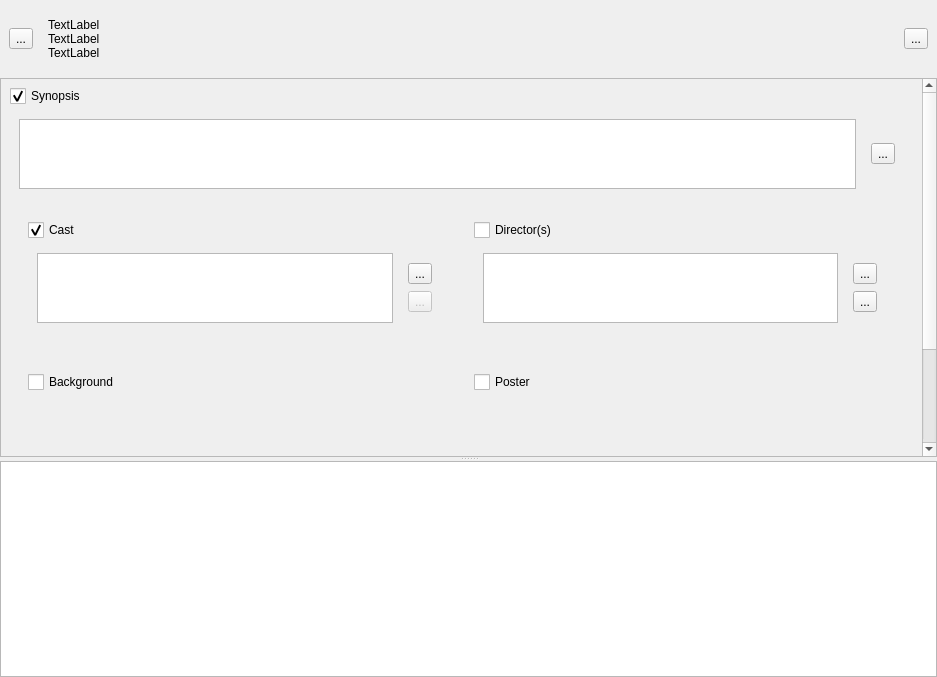
Qt form src/panelview.ui (app211/jaqet) before a commit.
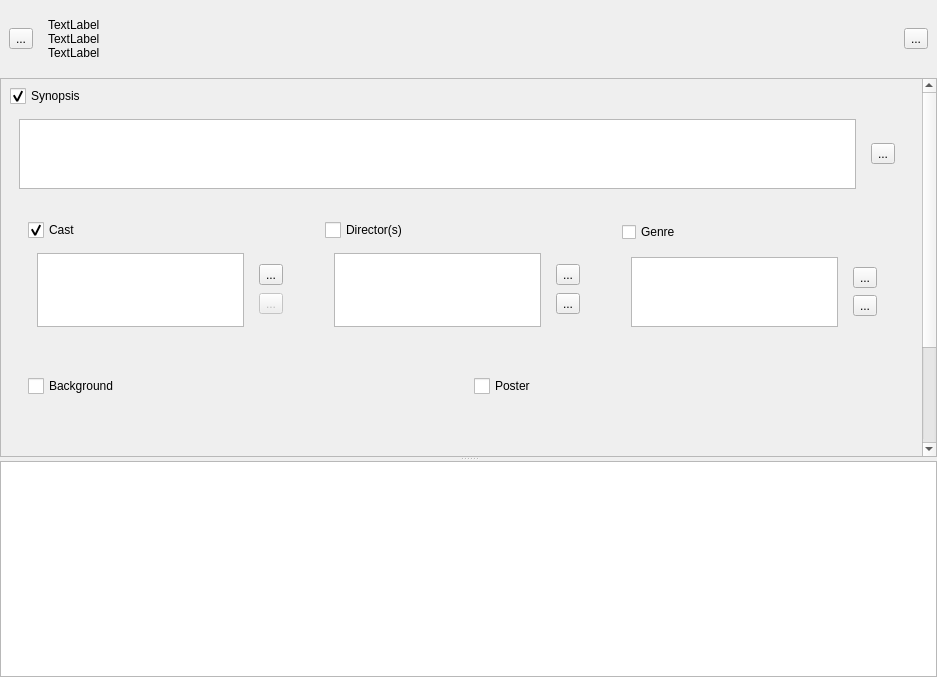
The same form after that commit. Icons and pictures are not drawn. Custom widgets are drawn as their Qt base class.

What changed in the file:
```diff
--- a/src/panelview.ui
+++ b/src/panelview.ui
@@ -156,9 +156,9 @@
               <property name="geometry">
                <rect>
                 <x>0</x>
-                <y>-139</y>
-                <width>917</width>
-                <height>533</height>
+                <y>0</y>
+                <width>916</width>
+                <height>514</height>
                </rect>
               </property>
               <layout class="QVBoxLayout" name="verticalLayout_4">
@@ -466,6 +466,48 @@
                     </layout>
                    </widget>
                   </item>
+                  <item>
+                   <widget class="QWidget" name="widget_19" native="true">
+                    <layout class="QVBoxLayout" name="verticalLayout_16">
+                     <item>
+                      <widget class="QCheckBox" name="checkBox_3">
+                       <property name="text">
+                        <string>Genre</string>
+                       </property>
+                      </widget>
+                     </item>
+                     <item>
+                      <widget class="QWidget" name="widget_20" native="true">
+                       <layout class="QHBoxLayout" name="horizontalLayout_9">
+                        <item>
+                         <widget class="QListWidget" name="genreListWidget"/>
+                        </item>
+                        <item>
+                         <widget class="QWidget" name="widget_21" native="true">
+                          <layout class="QVBoxLayout" name="verticalLayout_17">
+                           <item>
+                            <widget class="QToolButton" name="toolButton_2">
+                             <property name="text">
+                              <string>...</string>
+                             </property>
+                            </widget>
+                           </item>
+                           <item>
+                            <widget class="QToolButton" name="toolButton_4">
+                             <property name="text">
+                              <string>...</string>
+                             </property>
+                            </widget>
+                           </item>
+                          </layout>
+                         </widget>
+                        </item>
+                       </layout>
+                      </widget>
+                     </item>
+                    </layout>
+                   </widget>
+                  </item>
                  </layout>
                 </widget>
                </item>
```
Left out of the diff: 2 changed lines with no effect on the pictures.
